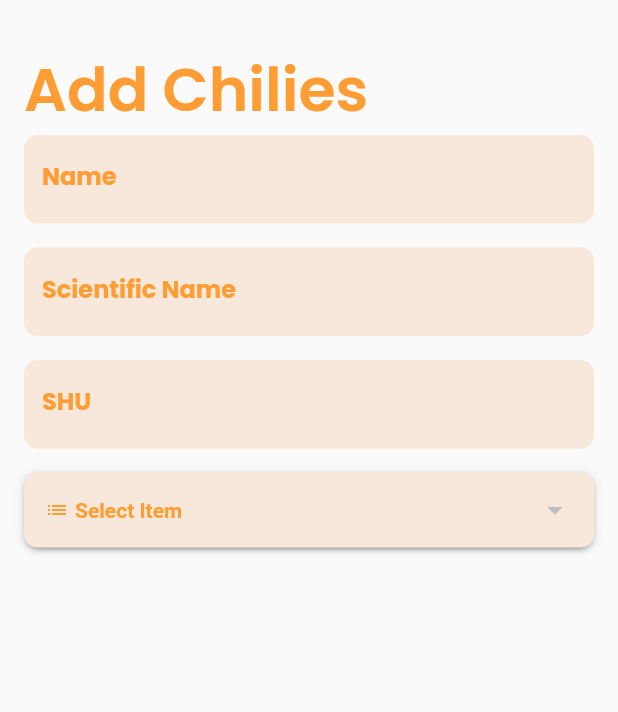
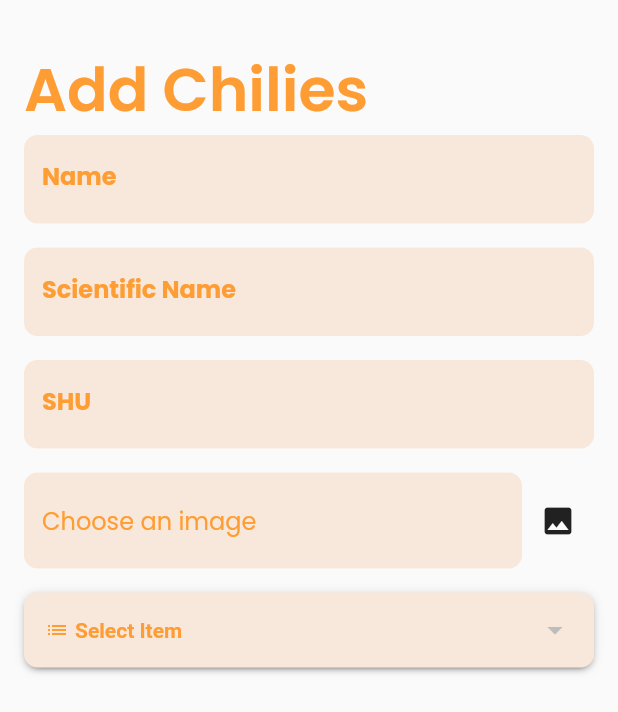
Before and after one commit to C9Teenz/perlombokan, a Flutter app: the AddItemView screen opened by its route, on a phone screen of 412 x 824 dp. Shown: the top 712 px of the screen. Run offline on Flutter 3.47's test engine with Material 2 defaults, Android fonts, the phone set to English and light mode, and no system bars; drawn by our look-alikes of dropdown_button2; our stand-ins replace dio, get, google_fonts, image_picker, shared_preferences; accounts and stored records are empty; network calls fail.

Commit message:
add image_picker

```diff
--- a/lib/app/modules/add_item/controllers/add_item_controller.dart
+++ b/lib/app/modules/add_item/controllers/add_item_controller.dart
@@ -1,5 +1,28 @@
+import 'dart:io';
+
 import 'package:get/get.dart';
+import 'package:image_picker/image_picker.dart';
 
 class AddItemController extends GetxController {
   RxString selectedValue = ''.obs;
+  var image = File('').obs;
+  var textImage = ''.obs;
+
+  void updateText(String text) {
+    textImage.value = text;
+  }
+
+  Future<void> getImage() async {
+    final ImagePicker picker = ImagePicker();
+    try {
+      final selectedImage = await picker.pickImage(source: ImageSource.gallery);
+      print(selectedImage.toString());
+      if (selectedImage != null) {
+        image.value = File(selectedImage.path);
+        updateText(image.value.path.split('/').last);
+      }
+    } catch (e) {
+      Get.snackbar("Error", "Something happen $e");
+    }
+  }
 }
--- a/lib/app/modules/add_item/views/add_item_view.dart
+++ b/lib/app/modules/add_item/views/add_item_view.dart
@@ -13,7 +13,7 @@ class AddItemView extends GetView<AddItemController> {
   @override
   Widget build(BuildContext context) {
     final homeC = Get.find<HomeController>();
-
+    final TextEditingController imageC = TextEditingController();
     return Scaffold(
       body: ListView(
         padding:
@@ -26,6 +26,35 @@ class AddItemView extends GetView<AddItemController> {
           const InputText(name: "Name"),
           const InputText(name: "Scientific Name"),
           const InputText(name: "SHU"),
+          Container(
+            margin: const EdgeInsets.only(bottom: 16),
+            child: Row(
+              children: [
+                Expanded(
+                  child: TextFormField(
+                    controller: imageC,
+                    onChanged: (value) => controller.updateText(value),
+                    decoration: InputDecoration(
+                        focusColor: kOrangeColor,
+                        border: OutlineInputBorder(
+                          borderRadius: BorderRadius.circular(9),
+                          borderSide: BorderSide.none,
+                        ),
+                        filled: true,
+                        fillColor: kLightOrangeColor,
+                        hintText: 'Choose an image',
+                        hintStyle: orangeTextStyle),
+                  ),
+                ),
+                IconButton(
+                  icon: const Icon(Icons.image),
+                  onPressed: () {
+                    controller.getImage();
+                  },
+                ),
+              ],
+            ),
+          ),
           Obx(
             () => DropdownButtonHideUnderline(
               child: DropdownButton2(
--- a/pubspec.yaml
+++ b/pubspec.yaml
@@ -13,6 +13,7 @@ dependencies:
     sdk: flutter
   get: 4.6.5
   google_fonts: ^4.0.3
+  image_picker: ^0.8.7+4
   shared_preferences: ^2.1.0
 
 dev_dependencies:
```
Also changed, not shown: pubspec.lock.
